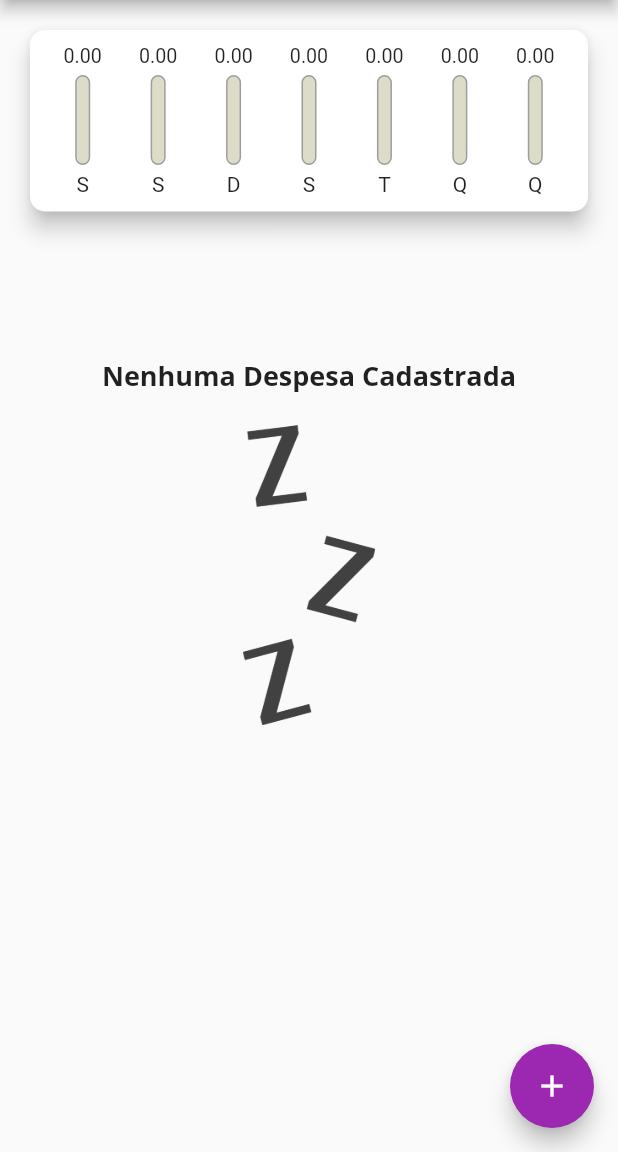
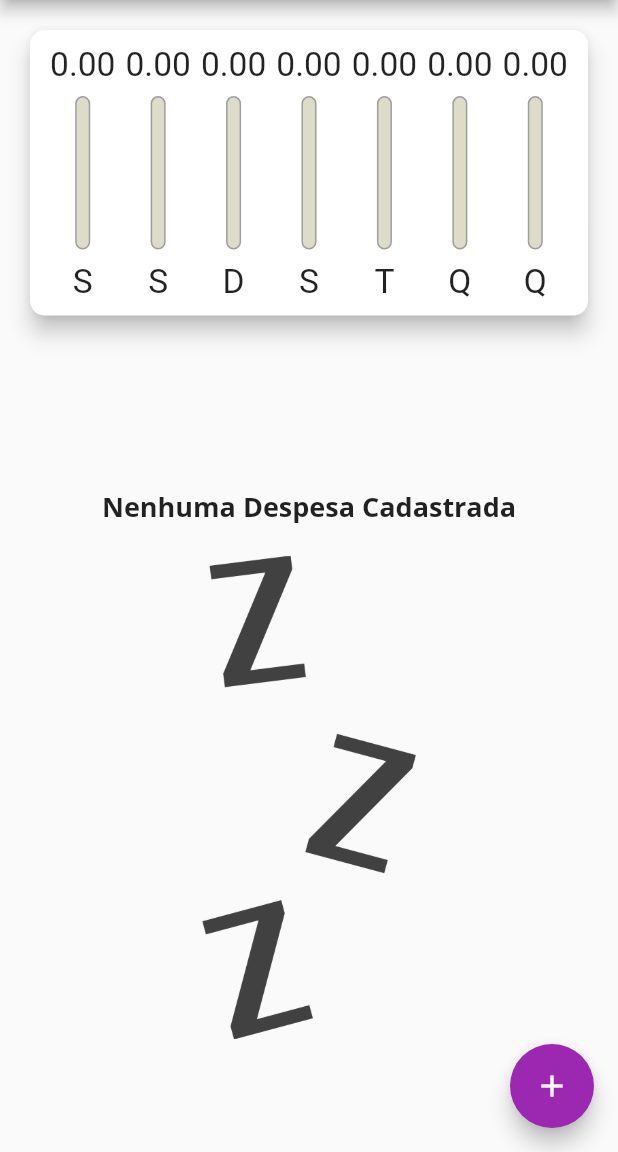
Before and after one commit to marcosvcorsi/curso_flutter, a Flutter app: the screen it shows after launch, on a phone screen of 412 x 824 dp, the part 84-1236 px from its top. Run offline on Flutter 3.47's test engine with Material 2 defaults, Android fonts, the phone set to English and light mode, and no system bars.

```diff
--- a/expenses/lib/components/chart_bar.dart
+++ b/expenses/lib/components/chart_bar.dart
@@ -13,19 +13,21 @@ class ChartBar extends StatelessWidget {
 
   @override
   Widget build(BuildContext context) {
+    return LayoutBuilder(
+      builder: (ctx, constraints) {
         return Column(
           children: <Widget>[
             Container(
-          height: 15,
+              height: constraints.maxHeight * 0.15,
               child: FittedBox(
                 child: Text('${value.toStringAsFixed(2)}'),
               ),
             ),
             SizedBox(
-          height: 5,
+              height: constraints.maxHeight * 0.05,
             ),
             Container(
-          height: 60,
+              height: constraints.maxHeight * 0.6,
               width: 10,
               child: Stack(
                 alignment: Alignment.bottomCenter,
@@ -53,10 +55,17 @@ class ChartBar extends StatelessWidget {
               ),
             ),
             SizedBox(
-          height: 5,
+              height: constraints.maxHeight * 0.05,
             ),
-        Text(label)
+            Container(
+              child: FittedBox(
+                child: Text(label),
+              ),
+              height: constraints.maxHeight * 0.15,
+            )
           ],
+        );
+      },
     );
   }
 }
--- a/expenses/lib/components/transaction_form.dart
+++ b/expenses/lib/components/transaction_form.dart
@@ -43,10 +43,16 @@ class _TransactionFormState extends State<TransactionForm> {
 
   @override
   Widget build(BuildContext context) {
-    return Card(
+    return SingleChildScrollView(
+      child: Card(
         elevation: 5,
         child: Padding(
-        padding: const EdgeInsets.all(10),
+          padding: EdgeInsets.only(
+            top: 10,
+            right: 10,
+            left: 10,
+            bottom: 10 + MediaQuery.of(context).viewInsets.bottom,
+          ),
           child: Column(
             children: <Widget>[
               TextField(
@@ -97,6 +103,7 @@ class _TransactionFormState extends State<TransactionForm> {
             ],
           ),
         ),
+      ),
     );
   }
 }
--- a/expenses/lib/components/transaction_list.dart
+++ b/expenses/lib/components/transaction_list.dart
@@ -10,12 +10,15 @@ class TransactionList extends StatelessWidget {
 
   @override
   Widget build(BuildContext context) {
-    return Container(
-      height: 400,
-      child: transactions.isEmpty
-          ? Column(
+    return transactions.isEmpty
+        ? LayoutBuilder(
+            builder: (ctx, constraints) {
+              return Column(
                 mainAxisAlignment: MainAxisAlignment.center,
                 children: <Widget>[
+                  SizedBox(
+                    height: 20,
+                  ),
                   Text(
                     'Nenhuma Despesa Cadastrada',
                     style: Theme.of(context).textTheme.title,
@@ -24,13 +27,15 @@ class TransactionList extends StatelessWidget {
                     height: 20,
                   ),
                   Container(
-                  height: 200,
+                    height: constraints.maxHeight * 0.6,
                     child: Image.asset(
                       'assets/images/waiting.png',
                       fit: BoxFit.cover,
                     ),
                   )
                 ],
+              );
+            },
           )
         : ListView.builder(
             itemCount: transactions.length,
@@ -52,14 +57,20 @@ class TransactionList extends StatelessWidget {
                   style: Theme.of(context).textTheme.title,
                 ),
                 subtitle: Text(DateFormat('d MMM y').format(tr.date)),
-                  trailing: IconButton(
+                trailing: MediaQuery.of(context).size.width > 400
+                    ? FlatButton.icon(
+                        onPressed: () => onDelete(tr.id),
+                        icon: Icon(Icons.delete),
+                        label: Text('Excluir'),
+                        textColor: Theme.of(context).errorColor,
+                      )
+                    : IconButton(
                         icon: Icon(Icons.delete),
                         onPressed: () => onDelete(tr.id),
                         color: Theme.of(context).errorColor,
                       ),
               );
             },
-            ),
           );
   }
 }
--- a/expenses/lib/main.dart
+++ b/expenses/lib/main.dart
@@ -1,7 +1,10 @@
+import 'dart:io';
+
 import 'package:expenses/components/chart.dart';
 import 'package:expenses/components/transaction_form.dart';
 import 'package:expenses/components/transaction_list.dart';
 import 'package:expenses/models/transaction.dart';
+import 'package:flutter/cupertino.dart';
 import 'package:flutter/material.dart';
 import 'dart:math';
 
@@ -12,6 +15,8 @@ main() => runApp(ExpensesApp());
 class ExpensesApp extends StatelessWidget {
   @override
   Widget build(BuildContext context) {
+    // SystemChrome.setPreferredOrientations([DeviceOrientation.portraitUp]);
+
     return MaterialApp(
       debugShowCheckedModeBanner: false,
       home: MyHomePage(),
@@ -50,6 +55,7 @@ class MyHomePage extends StatefulWidget {
 
 class _MyHomePageState extends State<MyHomePage> {
   final List<Transaction> _transactions = [];
+  bool _showChart = false;
 
   @override
   void initState() {
@@ -122,8 +128,15 @@ class _MyHomePageState extends State<MyHomePage> {
 
   @override
   Widget build(BuildContext context) {
-    return Scaffold(
-      appBar: AppBar(
+    final mediaQuery = MediaQuery.of(context);
+    bool isLandscape = mediaQuery.orientation == Orientation.landscape;
+
+    final PreferredSizeWidget appBar = Platform.isIOS
+        ? CupertinoNavigationBar(
+            middle: Text('Despesas Pessoais'),
+            trailing: Text('Teste'),
+          )
+        : AppBar(
             title: Text(
               'Despesas Pessoais',
               style: TextStyle(
@@ -131,26 +144,59 @@ class _MyHomePageState extends State<MyHomePage> {
               ),
             ),
             actions: <Widget>[
+              if (isLandscape)
+                IconButton(
+                  icon: Icon(_showChart ? Icons.list : Icons.show_chart),
+                  onPressed: () {
+                    setState(() {
+                      _showChart = !_showChart;
+                    });
+                  },
+                ),
               IconButton(
                 icon: Icon(Icons.add),
                 onPressed: () => _openTransacationFormModal(context),
-          )
+              ),
             ],
             centerTitle: true,
-      ),
-      body: SingleChildScrollView(
+          );
+
+    final availableHeight = mediaQuery.size.height -
+        appBar.preferredSize.height -
+        mediaQuery.padding.top;
+
+    final bodyPage = SingleChildScrollView(
       child: Column(
         crossAxisAlignment: CrossAxisAlignment.stretch,
         children: <Widget>[
-            Chart(_recentTransactions),
-            TransactionList(_transactions, _deleteTransaction),
+          if (_showChart || !isLandscape)
+            Container(
+              height: availableHeight * (isLandscape ? 0.7 : 0.3),
+              child: Chart(_recentTransactions),
+            ),
+          if (!_showChart || !isLandscape)
+            Container(
+              height: availableHeight * (isLandscape ? 0.9 : 0.7),
+              child: TransactionList(_transactions, _deleteTransaction),
+            ),
         ],
       ),
-      ),
-      floatingActionButton: FloatingActionButton(
+    );
+
+    return Platform.isIOS
+        ? CupertinoPageScaffold(
+            navigationBar: appBar,
+            child: bodyPage,
+          )
+        : Scaffold(
+            appBar: appBar,
+            body: bodyPage,
+            floatingActionButton: Platform.isAndroid
+                ? FloatingActionButton(
                     child: Icon(Icons.add),
                     onPressed: () => _openTransacationFormModal(context),
-      ),
+                  )
+                : null,
           );
   }
 }
--- a/expenses/pubspec.yaml
+++ b/expenses/pubspec.yaml
@@ -14,7 +14,7 @@ description: A new Flutter project.
 version: 1.0.0+1
 
 environment:
-  sdk: '>=2.1.0 <3.0.0'
+  sdk: '>=2.3.0 <3.0.0'
 
 dependencies:
   flutter:
```
Lines whose indentation alone changed are shown as unchanged.
